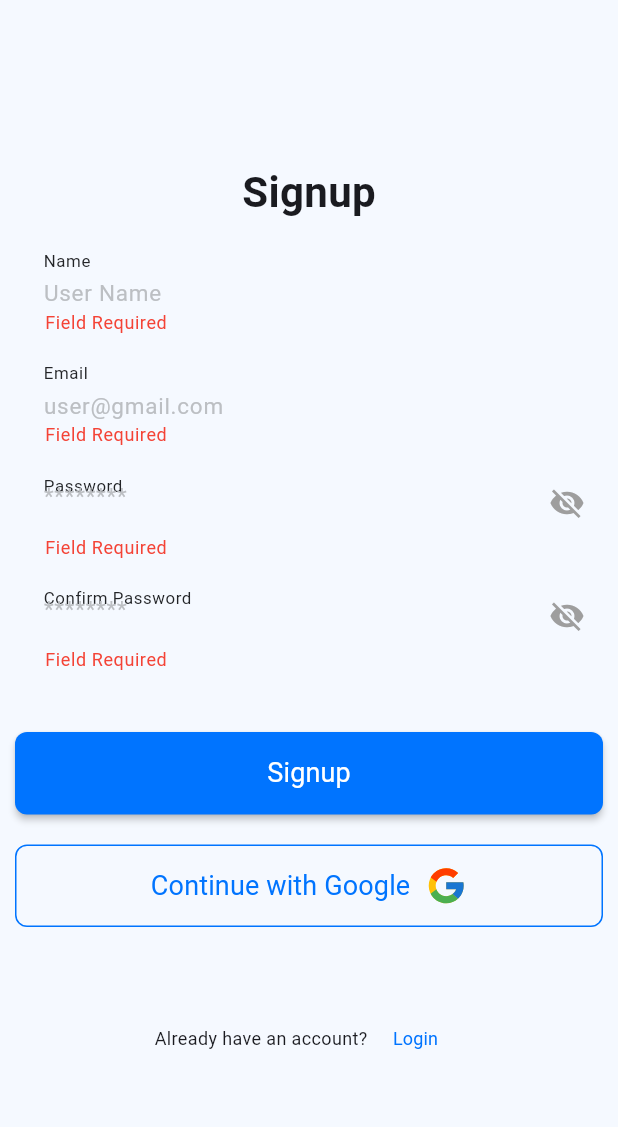
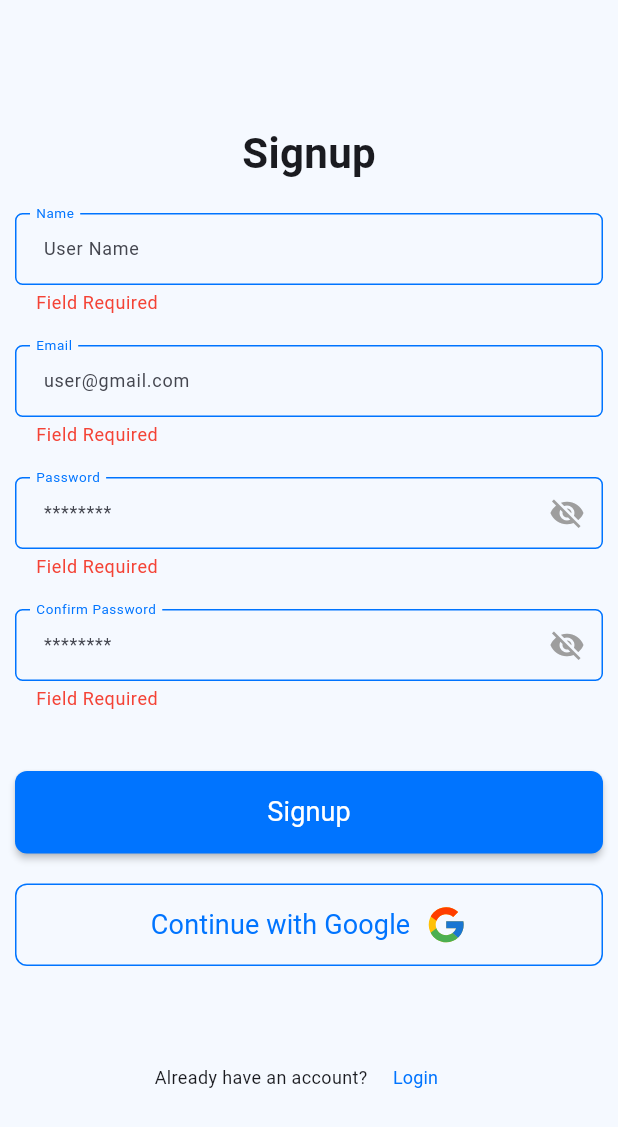
Before and after one commit to Dawood448/traccar, a Flutter app: the screen it shows after launch, after a tap on "Signup", on a phone screen of 412 x 824 dp. Shown: the top 1127 px of the screen. Run offline on Flutter 3.47's test engine with Material 3 defaults, Android fonts, the light colour scheme and no system bars; our stand-ins replace dio, firebase_core, flutter_map, flutter_svg, gap, get and 6 more; accounts and stored records are empty; Roboto replaces fonts that are missing (Poppins).

Commit message:
login and sign up text form field set and theme file updated

```diff
--- a/lib/Constants/theme.dart
+++ b/lib/Constants/theme.dart
@@ -35,21 +35,33 @@ class AppTheme {
         ),
       ),
       inputDecorationTheme: InputDecorationTheme(
+        contentPadding: EdgeInsets.only(left: 10,right: 20),
+        focusColor: Colors.blue,
+        floatingLabelBehavior: FloatingLabelBehavior.always,
+
+        fillColor:Colors.white,
+        //hintStyle: const TextStyle(color: AppColor.greyColor),
+        errorStyle: const TextStyle(color: Colors.red),
+        // errorBorder: outlineInputBorder,
+        labelStyle:  TextStyle(color:kMainColor,fontSize: 12.0),
         border: OutlineInputBorder(
-          borderSide: const BorderSide(color: outlineB),
+          borderSide: const BorderSide(color: kMainColor),
           borderRadius: BorderRadius.circular(8),
 
         ),
-        focusedBorder: OutlineInputBorder(
-          borderSide: const BorderSide(color: outlineB),
-          borderRadius: BorderRadius.circular(8),
-        ),
-        enabledBorder: OutlineInputBorder(
-          borderSide: const BorderSide(color: outlineB),
-          borderRadius: BorderRadius.circular(8),
-        ),
-        contentPadding: const EdgeInsets.symmetric(vertical: 15, horizontal: 15),
+        focusedErrorBorder: outlineInputBorder,
+        enabledBorder: outlineInputBorder,
+        focusedBorder: outlineInputActiveBorder,
+        errorBorder: outlineInputBorder,
+        // contentPadding: const EdgeInsets.symmetric(vertical: 15, horizontal: 15),
       ),
     );
   }
 }
+final OutlineInputBorder outlineInputActiveBorder = OutlineInputBorder(
+  borderRadius: BorderRadius.circular(5),
+  borderSide:   BorderSide(color: kMainColor,width: 2), // Green border color
+);
+final OutlineInputBorder outlineInputBorder = OutlineInputBorder(
+    borderRadius: BorderRadius.circular(5),
+    borderSide: BorderSide(color: kMainColor,width: 1));
--- a/lib/View/auth_view/login_screen.dart
+++ b/lib/View/auth_view/login_screen.dart
@@ -58,7 +58,6 @@ class _LoginScreenState extends State<LoginScreen> {
                         controller: emailController,
                         hintText: "user@gmail.com",
                         lable: "Email",
-                        floatingLabelBehavior: FloatingLabelBehavior.always,
                         isEmail: true,
                       ),
                       const Gap(20),
@@ -69,7 +68,6 @@ class _LoginScreenState extends State<LoginScreen> {
                         isPasswordNo: true,
                         obscure: _obscureText,
                         maxLines: 1,
-                        floatingLabelBehavior: FloatingLabelBehavior.always,
                         suffixIcon: GestureDetector(
                           onTap: _toggle,
                           child: Icon(
--- a/lib/View/auth_view/signup_screen.dart
+++ b/lib/View/auth_view/signup_screen.dart
@@ -68,7 +68,6 @@ class _SignUpScreenState extends State<SignUpScreen> {
                         controller: nameController,
                         hintText: "User Name",
                         lable: "Name",
-                        floatingLabelBehavior: FloatingLabelBehavior.always,
                       ),
                       const Gap(20),
                       TextInputFieldWidget(
@@ -76,7 +75,7 @@ class _SignUpScreenState extends State<SignUpScreen> {
                         hintText: "user@gmail.com",
                         lable: "Email",
                         textInputType: TextInputType.emailAddress,
-                        floatingLabelBehavior: FloatingLabelBehavior.always,
+
                         isEmail: true,
                       ),
                       const Gap(20),
@@ -84,7 +83,6 @@ class _SignUpScreenState extends State<SignUpScreen> {
                         controller: passwordController,
                         hintText: "********",
                         lable: "Password",
-                        floatingLabelBehavior: FloatingLabelBehavior.always,
                         isPasswordNo: true,
                         obscure: _obscureText,
                         maxLines: 1,
@@ -103,7 +101,6 @@ class _SignUpScreenState extends State<SignUpScreen> {
                         controller: confirmPasswordController,
                         hintText: "********",
                         lable: "Confirm Password",
-                        floatingLabelBehavior: FloatingLabelBehavior.always,
                         isPasswordNo: true,
                         obscure: _obscureTextConfirm,
                         maxLines: 1,
--- a/lib/Widgets/form_fields/k_text_field.dart
+++ b/lib/Widgets/form_fields/k_text_field.dart
@@ -1,11 +1,12 @@
 import 'package:flutter/material.dart';
 import 'package:flutter/services.dart';
 
-import '../../Constants/colors.dart';
+import '../../constants/colors.dart';
+
 
 class TextInputFieldWidget extends StatelessWidget {
-  TextInputFieldWidget({
-    Key? key,
+  TextInputFieldWidget(
+      {Key? key,
         this.lable,
         this.suffixIcon,
         this.prefixIcon,
@@ -37,17 +38,16 @@ class TextInputFieldWidget extends StatelessWidget {
         this.enable,
         this.isPhoneNo = false,
         this.width = double.infinity,
-    this.height = 50.0,
-    this.isPasswordNo = false,
-    this.floatingLabelBehavior,
-  }) : super(key: key);
+        this.height = 50.0,  this.isPasswordNo=false,
+      })
+      : super(key: key);
   String? lable;
   final Widget? suffixIcon, prefixIcon;
   final Iterable<String>? autoFillHints;
   final TextCapitalization? capitalization;
   final List<TextInputFormatter>? formatter;
   final bool? obscure, isReadOnly, isDisabled;
-  final bool isRequired, isPhoneNo, isEmail, digitsOnly, isPasswordNo;
+  final bool isRequired, isPhoneNo, isEmail, digitsOnly,isPasswordNo;
   final String? Function(String?)? validators;
   final TextEditingController? controller;
   final TextInputType? textInputType;
@@ -64,25 +64,22 @@ class TextInputFieldWidget extends StatelessWidget {
   final RegExp phoneRegex = RegExp(r'^\+?\d{11}$');
   final double width;
   final double height;
-  final FloatingLabelBehavior? floatingLabelBehavior;
   @override
   Widget build(BuildContext context) {
-    TextStyle contentStyle = const TextStyle(
-      fontSize: 15.0,
+    TextStyle contentStyle = TextStyle(
+      fontSize: 12.0,
       fontWeight: FontWeight.normal,
     );
-    return SizedBox(
-      height: 55,
-      child: TextFormField(
+    return TextFormField(
       initialValue: initialValue,
       autofillHints: autoFillHints,
       textCapitalization: capitalization ?? TextCapitalization.none,
       inputFormatters: formatter,
-        obscureText: obscure ?? false ,
+      obscureText: obscure ?? false,
       readOnly: isReadOnly ?? false,
       validator: (value) {
-          if (isRequired) {
-            if (value == null || value.isEmpty) {
+        if(isRequired) {
+          if(value == null || value.isEmpty ){
             return 'Field Required';
           }
           if (digitsOnly) {
@@ -96,10 +93,11 @@ class TextInputFieldWidget extends StatelessWidget {
             if (!phoneRegex.hasMatch(value)) {
               return "Invalid Phone Number";
             }
-            } else if (isPasswordNo) {
+          }
+          else if (isPasswordNo) {
             // Add your password validation logic here
-              if (value.length < 6) {
-                return "Password must be at least 6 characters";
+            if (value.length < 8) {
+              return "Password must be at least 8 characters";
             }
             // Add more conditions as needed
           }
@@ -121,18 +119,19 @@ class TextInputFieldWidget extends StatelessWidget {
       autovalidateMode: autovalidateMode ?? AutovalidateMode.disabled,
       style: contentStyle,
       decoration: InputDecoration(
-          contentPadding: const EdgeInsets.only(left: 20, right: 20),
-          focusColor: Colors.blue,
-          floatingLabelBehavior: floatingLabelBehavior,
+
+        // contentPadding: EdgeInsets.only(left: 10,right: 20),
+        // focusColor: Colors.blue,
+        // floatingLabelBehavior: FloatingLabelBehavior.always,
         hintText: hintText,
         labelText: lable,
-
-          fillColor: Colors.white,
-          border: InputBorder.none,
-          hintStyle: const TextStyle(color: klabelT),
-          errorStyle: const TextStyle(color: Colors.red),
-          // errorBorder: outlineInputBorder,
-          labelStyle: const TextStyle(color: khinttext, fontSize: 15.0),
+        //
+        // fillColor:Colors.white,
+        // border: InputBorder.none,
+        // //hintStyle: const TextStyle(color: AppColor.greyColor),
+        // errorStyle: const TextStyle(color: Colors.red),
+        // // errorBorder: outlineInputBorder,
+        // labelStyle:  TextStyle(color:kMainColor,fontSize: 12.0),
         // focusedErrorBorder: outlineInputBorder,
         // enabledBorder: outlineInputBorder,
         // focusedBorder: outlineInputActiveBorderBlue,
@@ -147,8 +146,9 @@ class TextInputFieldWidget extends StatelessWidget {
         )
             : null,
         suffixIcon: suffixIcon,
+
       ),
-      ),
+
     );
   }
 }
```
Lines whose indentation alone changed are shown as unchanged.
